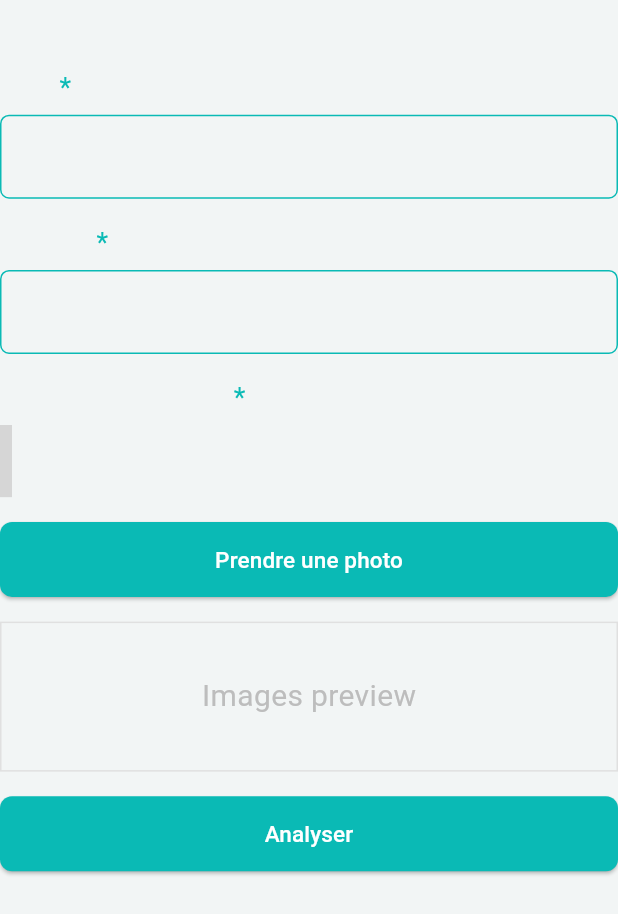
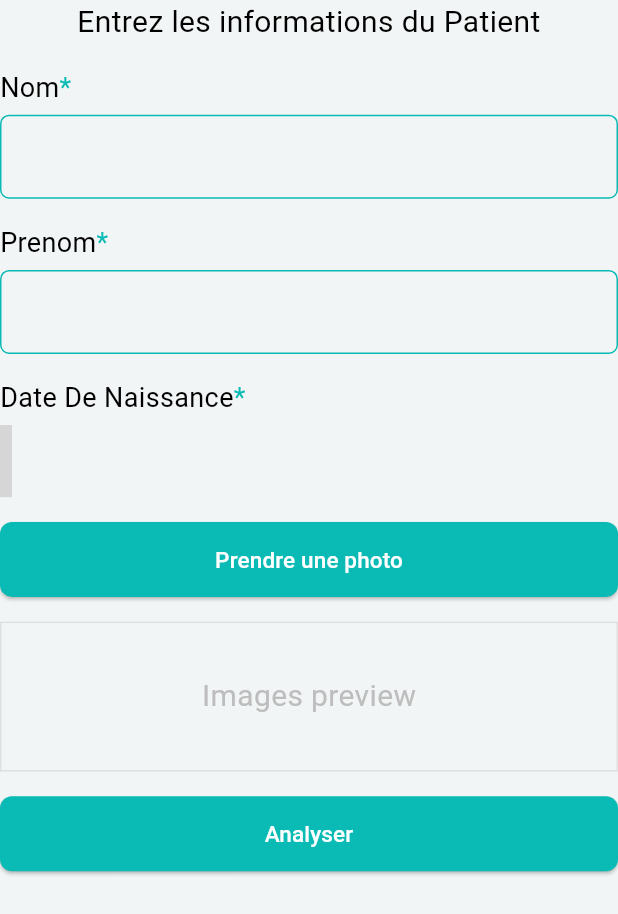
Before and after one commit to KDBismael/scanX-pi, a Flutter app: the PatientInputs widget shown alone on an empty page, opened directly, on a phone screen of 412 x 824 dp. Shown: the top 914 px of the screen. Run offline on Flutter 3.47's test engine with Material 3 defaults, Android fonts, the light colour scheme and no system bars; our stand-ins replace camera, dartz, equatable, get_it, image_picker, shared_preferences; missing offline and left inert: datepicker_dropdown, gal; accounts and stored records are empty; grey boxes are pictures that could not be loaded.

Commit message:
Add black color explicitly

```diff
--- a/lib/features/analyse_image/presentation/screens/analyse_historic_screen.dart
+++ b/lib/features/analyse_image/presentation/screens/analyse_historic_screen.dart
@@ -14,6 +14,7 @@
         child: Container(
           width: screenSize.width,
           padding: const EdgeInsets.symmetric(horizontal: 20),
+          decoration: const BoxDecoration(color: Colors.white),
           child: Column(
             children: [
               SizedBox(height: screenSize.height * 0.025),
@@ -22,6 +23,7 @@
                 textAlign: TextAlign.center,
                 style: TextStyle(
                   fontSize: 20,
+                  color: Colors.black,
                   fontWeight: FontWeight.w600,
                   overflow: TextOverflow.ellipsis,
                 ),
--- a/lib/features/analyse_image/presentation/widgets/analyse_result_card.dart
+++ b/lib/features/analyse_image/presentation/widgets/analyse_result_card.dart
@@ -48,7 +48,7 @@
               children: [
                 Text(
                   patientResult.patientName,
-                  style: const TextStyle(fontSize: 20),
+                  style: const TextStyle(fontSize: 20, color: Colors.black),
                 ),
                 patientResult.patientAffected
                     ? Text(
--- a/lib/features/analyse_image/presentation/widgets/patient_inputs.dart
+++ b/lib/features/analyse_image/presentation/widgets/patient_inputs.dart
@@ -28,7 +28,7 @@
           const Text(
             "Entrez les informations du Patient",
             textAlign: TextAlign.center,
-            style: TextStyle(fontSize: 20),
+            style: TextStyle(fontSize: 20, color: Colors.black),
           ),
           SizedBox(height: screenSize.height * 0.02),
           Form(
@@ -44,7 +44,7 @@
                         const WidgetSpan(
                           child: Text(
                             'Nom',
-                            style: TextStyle(fontSize: 18),
+                            style: TextStyle(fontSize: 18, color: Colors.black),
                           ),
                         ),
                         WidgetSpan(
@@ -87,7 +87,7 @@
                         const WidgetSpan(
                           child: Text(
                             'Prenom',
-                            style: TextStyle(fontSize: 18),
+                            style: TextStyle(fontSize: 18, color: Colors.black),
                           ),
                         ),
                         WidgetSpan(
@@ -130,7 +130,7 @@
                         const WidgetSpan(
                           child: Text(
                             'Date De Naissance',
-                            style: TextStyle(fontSize: 18),
+                            style: TextStyle(fontSize: 18, color: Colors.black),
                           ),
                         ),
                         WidgetSpan(
@@ -186,7 +186,8 @@
                   // optional
                   showDay: true, // optional
                   dayFlex: 2, // optional
-                  hintTextStyle: const TextStyle(color: Colors.grey), // optional
+                  hintTextStyle:
+                      const TextStyle(color: Colors.grey), // optional
                 ),
                 SizedBox(height: screenSize.height * 0.02),
                 ElevatedButton(
```
Also changed, not shown: 2 other files.
